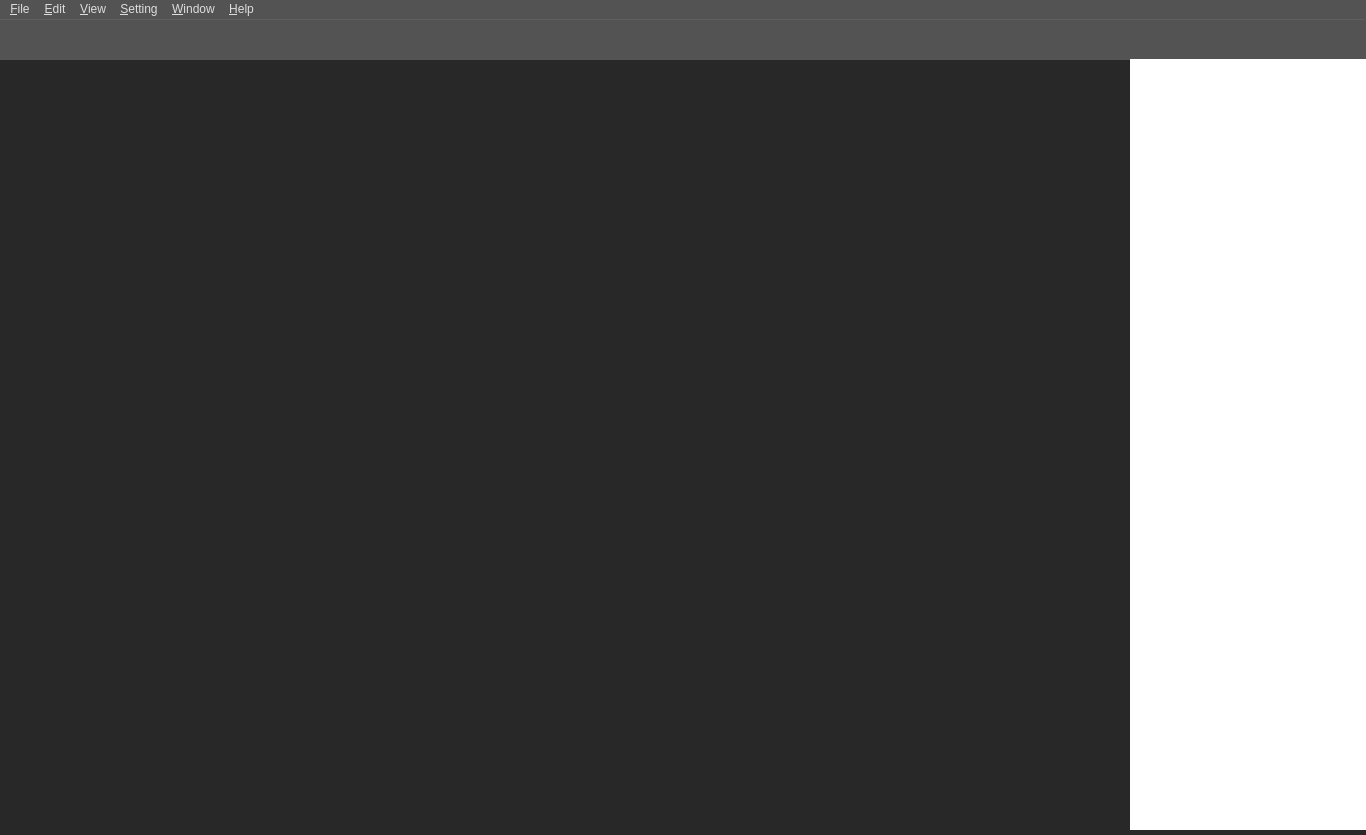
Before: the Qt Designer form resource/gui/GUI.ui in dthung1602/NetworkVisualization, drawn with Qt 5.
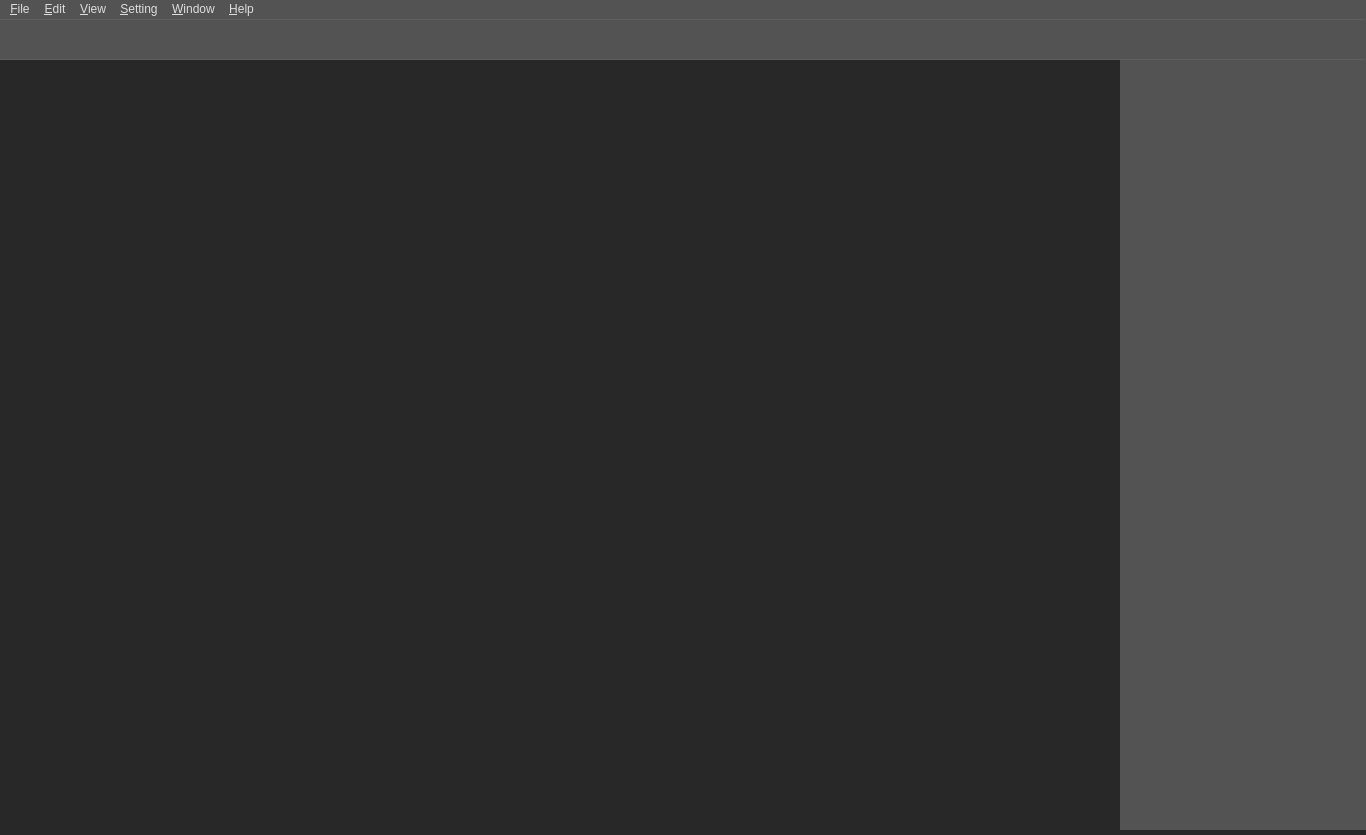
After: the same form once the commit is applied. Icons and pictures are not drawn.

The edit to the form file:
```diff
--- a/resource/gui/GUI.ui
+++ b/resource/gui/GUI.ui
@@ -28,7 +28,7 @@
      <rect>
       <x>-10</x>
       <y>40</y>
-      <width>1141</width>
+      <width>1131</width>
       <height>771</height>
      </rect>
     </property>
@@ -42,7 +42,7 @@
     <property name="geometry">
      <rect>
       <x>0</x>
-      <y>30</y>
+      <y>40</y>
       <width>1366</width>
       <height>1</height>
      </rect>
@@ -153,7 +153,7 @@
       <cursorShape>ArrowCursor</cursorShape>
      </property>
      <property name="toolTip">
-      <string>&lt;html&gt;&lt;head/&gt;&lt;body style=&quot;background-color: #dddddd; border-radius: 5px;&quot;&gt;&lt;img src=&quot;tooltip/zoom-in.png&quot;&gt;&lt;p&gt;&lt;strong&gt;Zoom In&lt;/strong&gt;&lt;br/&gt;Magnifies or reduces the view of an image&lt;/p&gt;&lt;/body&gt;&lt;/html&gt;</string>
+      <string>&lt;html&gt;&lt;head/&gt;&lt;body style=&quot;background-color: #dddddd; border-radius: 5px;&quot;&gt;&lt;img src=&quot;resource/gui/tooltip/zoom-in.png&quot;&gt;&lt;p&gt;&lt;strong&gt;Zoom In&lt;/strong&gt;&lt;br/&gt;Magnifies or reduces the view of an image&lt;/p&gt;&lt;/body&gt;&lt;/html&gt;</string>
      </property>
      <property name="whatsThis">
       <string>&lt;html&gt;&lt;head/&gt;&lt;body&gt;&lt;p&gt;&lt;span style=&quot; color:#ffffff;&quot;&gt;Add nodes&lt;/span&gt;&lt;/p&gt;&lt;/body&gt;&lt;/html&gt;</string>
@@ -285,7 +285,7 @@
       </rect>
      </property>
      <property name="toolTip">
-      <string>&lt;html&gt;&lt;head/&gt;&lt;body style=&quot;background-color: #dddddd; border-radius: 5px;&quot;&gt;&lt;img src=&quot;tooltip/color-picker.png&quot;&gt;&lt;p&gt;&lt;strong&gt;Color picker tool&lt;/strong&gt;&lt;br/&gt;Pick a color or sample colors from an image&lt;/p&gt;&lt;/body&gt;&lt;/html&gt;</string>
+      <string>&lt;html&gt;&lt;head/&gt;&lt;body style=&quot;background-color: #dddddd; border-radius: 5px;&quot;&gt;&lt;img src=&quot;resource/gui/tooltip/color-picker.png&quot;&gt;&lt;p&gt;&lt;strong&gt;Color picker tool&lt;/strong&gt;&lt;br/&gt;Pick a color or sample colors from an image&lt;/p&gt;&lt;/body&gt;&lt;/html&gt;</string>
      </property>
      <property name="whatsThis">
       <string>&lt;html&gt;&lt;head/&gt;&lt;body&gt;&lt;p&gt;&lt;span style=&quot; color:#ffffff;&quot;&gt;Add nodes&lt;/span&gt;&lt;/p&gt;&lt;/body&gt;&lt;/html&gt;</string>
@@ -383,18 +383,23 @@
    <widget class="QWidget" name="verticalLayoutWidget_2">
     <property name="geometry">
      <rect>
-      <x>1130</x>
+      <x>1120</x>
       <y>40</y>
-      <width>241</width>
+      <width>251</width>
       <height>771</height>
      </rect>
     </property>
     <property name="styleSheet">
-     <string notr="true">background-color: #FFF;
+     <string notr="true">background-color: rgb(83, 83, 83);
 	</string>
     </property>
     <layout class="QVBoxLayout" name="infoArea"/>
    </widget>
+   <zorder>verticalLayoutWidget</zorder>
+   <zorder>widget</zorder>
+   <zorder>line_3</zorder>
+   <zorder>verticalLayoutWidget_2</zorder>
+   <zorder>line_2</zorder>
   </widget>
   <widget class="QMenuBar" name="menubar">
    <property name="geometry">
```
